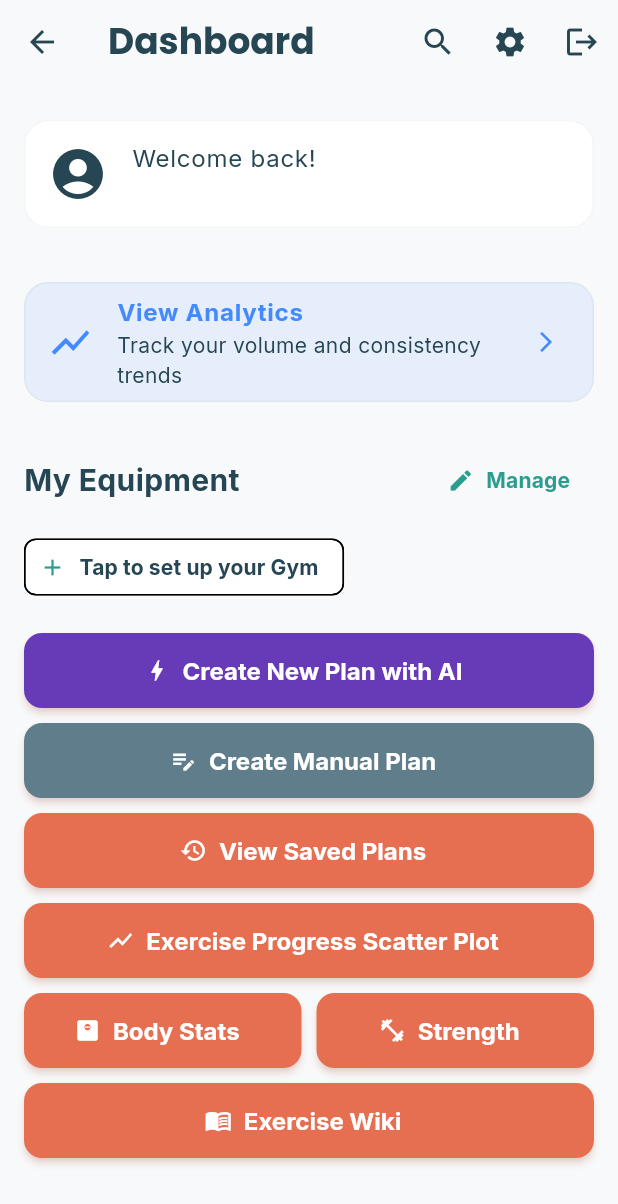
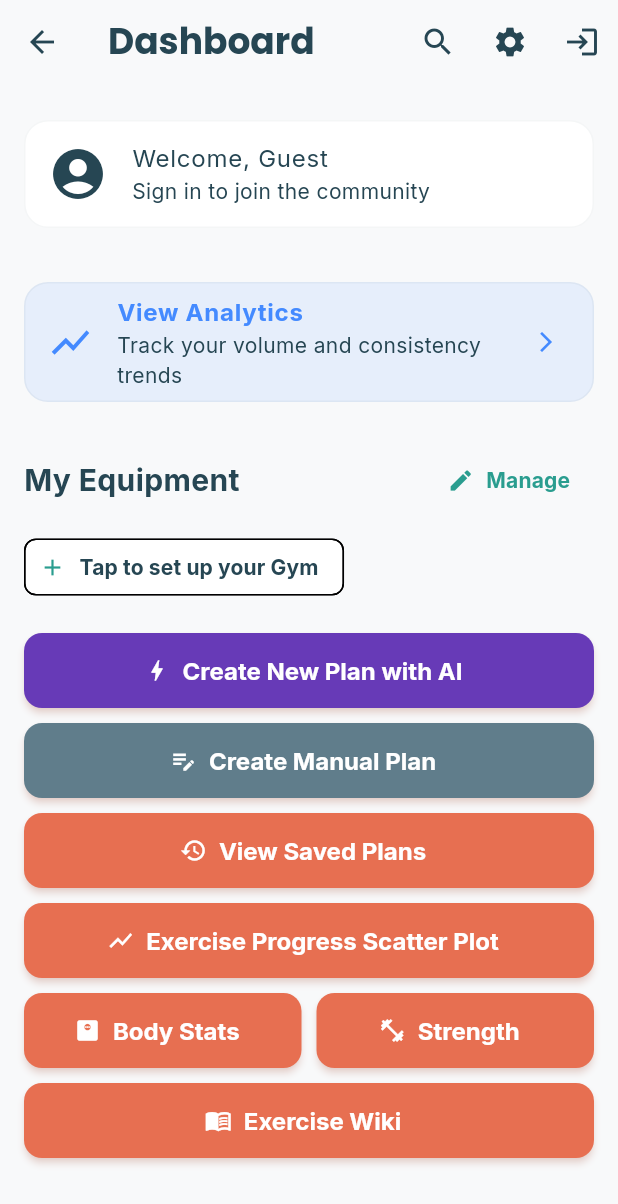
Before and after one commit to Preston-Eck/open_lift_2, a Flutter app: the HomeScreen screen opened directly, after a tap on the "logout" icon, on a phone screen of 412 x 824 dp. Shown: the top 1204 px of the screen. Run offline on Flutter 3.47's test engine with Material 3 defaults, Android fonts, the light colour scheme and no system bars; our stand-ins replace audioplayers, cached_network_image, connectivity_plus, fl_chart, flutter_dotenv, google_fonts and 5 more; accounts and stored records are empty.

Commit message:
feat: social dashboard, nicknames, and stability fixes
- Added 'exercise_aliases' table (Schema v10) for local renaming.
- Implemented Social Dashboard with Public Plan feed.
- Added 'Clone Plan' functionality to import community workouts.
- Fixed lint errors in Workout Player and Exercise Detail screens.
- Improved Auth flow with username requirement.

```diff
--- a/lib/screens/home_screen.dart
+++ b/lib/screens/home_screen.dart
@@ -13,6 +13,7 @@ import 'settings_screen.dart';
 import 'wiki_screen.dart';
 import 'exercise_analytics_screen.dart';
 import 'global_search_screen.dart';
+import 'social_dashboard_screen.dart'; // NEW IMPORT
 
 class HomeScreen extends StatelessWidget {
   const HomeScreen({super.key});
@@ -55,8 +56,27 @@ class HomeScreen extends StatelessWidget {
         child: Column(
           crossAxisAlignment: CrossAxisAlignment.start,
           children: [
-            _buildWelcomeCard(auth.user?.email),
+            _buildWelcomeCard(auth.user?.email, auth.username),
             const SizedBox(height: 20),
+
+            // --- SOCIAL ENTRY POINT ---
+            if (auth.isAuthenticated) ...[
+              GestureDetector(
+                onTap: () {
+                   Navigator.push(context, MaterialPageRoute(builder: (_) => const SocialDashboardScreen()));
+                },
+                child: Card(
+                  color: Colors.deepPurple.withValues(alpha: 0.1),
+                  child: const ListTile(
+                    leading: Icon(Icons.public, color: Colors.deepPurple, size: 30),
+                    title: Text("Community & Friends", style: TextStyle(fontWeight: FontWeight.bold, color: Colors.deepPurple)),
+                    subtitle: Text("Find plans, view leaderboards, and connect"),
+                    trailing: Icon(Icons.arrow_forward_ios, size: 16, color: Colors.deepPurple),
+                  ),
+                ),
+              ),
+              const SizedBox(height: 20),
+            ],
 
             GestureDetector(
               onTap: () {
@@ -163,12 +183,12 @@ class HomeScreen extends StatelessWidget {
     );
   }
 
-  Widget _buildWelcomeCard(String? email) {
+  Widget _buildWelcomeCard(String? email, String? username) {
     return Card(
       child: ListTile(
         leading: const Icon(Icons.account_circle, size: 40),
-        title: Text(email != null ? "Welcome back!" : "Welcome, Guest"),
-        subtitle: Text(email ?? "Sign in to sync your plans"),
+        title: Text(username != null ? "Hi, $username!" : (email != null ? "Welcome back!" : "Welcome, Guest")),
+        subtitle: Text(email ?? "Sign in to join the community"),
       ),
     );
   }
@@ -226,6 +246,7 @@ class HomeScreen extends StatelessWidget {
   void _showLoginDialog(BuildContext context) {
     final emailController = TextEditingController();
     final passController = TextEditingController();
+    final userController = TextEditingController(); // NEW: For Sign Up
 
     showDialog(
       context: context,
@@ -235,14 +256,22 @@ class HomeScreen extends StatelessWidget {
           mainAxisSize: MainAxisSize.min,
           children: [
             TextField(controller: emailController, decoration: const InputDecoration(labelText: "Email")),
+            const SizedBox(height: 8),
             TextField(controller: passController, decoration: const InputDecoration(labelText: "Password"), obscureText: true),
+            const SizedBox(height: 8),
+            TextField(controller: userController, decoration: const InputDecoration(labelText: "Username (Sign Up Only)")),
           ],
         ),
         actions: [
           TextButton(
             onPressed: () async {
+              if (userController.text.isEmpty) {
+                ScaffoldMessenger.of(context).showSnackBar(const SnackBar(content: Text("Username required for Sign Up")));
+                return;
+              }
               try {
-                await ctx.read<AuthService>().signUp(emailController.text, passController.text);
+                // UPDATED: Pass 3 arguments
+                await ctx.read<AuthService>().signUp(emailController.text, passController.text, userController.text);
                 if (ctx.mounted) Navigator.pop(ctx);
               } catch (e) {
                 if (context.mounted) {
--- a/lib/services/auth_service.dart
+++ b/lib/services/auth_service.dart
@@ -4,20 +4,56 @@ import 'package:supabase_flutter/supabase_flutter.dart';
 class AuthService extends ChangeNotifier {
   final SupabaseClient _supabase = Supabase.instance.client;
   User? _user;
+  Map<String, dynamic>? _profile;
 
   AuthService() {
     _user = _supabase.auth.currentUser;
+    _loadProfile();
+
     _supabase.auth.onAuthStateChange.listen((data) {
       _user = data.session?.user;
+      if (_user != null) {
+        _loadProfile();
+      } else {
+        _profile = null;
+      }
       notifyListeners();
     });
   }
 
   User? get user => _user;
+  Map<String, dynamic>? get profile => _profile;
   bool get isAuthenticated => _user != null;
+  String? get username => _profile?['username'];
 
-  Future<void> signUp(String email, String password) async {
-    await _supabase.auth.signUp(email: email, password: password);
+  Future<void> _loadProfile() async {
+    if (_user == null) return;
+    try {
+      final data = await _supabase
+          .from('profiles')
+          .select()
+          .eq('id', _user!.id)
+          .maybeSingle();
+      _profile = data;
+      notifyListeners();
+    } catch (e) {
+      debugPrint("Error loading profile: $e");
+    }
+  }
+
+  /// Sign up and create a basic profile
+  Future<void> signUp(String email, String password, String username) async {
+    final response = await _supabase.auth.signUp(email: email, password: password);
+
+    if (response.user != null) {
+      // Create Profile Row
+      await _supabase.from('profiles').insert({
+        'id': response.user!.id,
+        'username': username,
+        'display_name': username, // Default to username
+      });
+      await _loadProfile();
+    }
   }
 
   Future<void> signIn(String email, String password) async {
@@ -26,5 +62,8 @@ class AuthService extends ChangeNotifier {
 
   Future<void> signOut() async {
     await _supabase.auth.signOut();
+    _user = null;
+    _profile = null;
+    notifyListeners();
   }
 }
```
Also changed, not shown: lib/screens/social_dashboard_screen.dart (added, +202 -0 lines).
